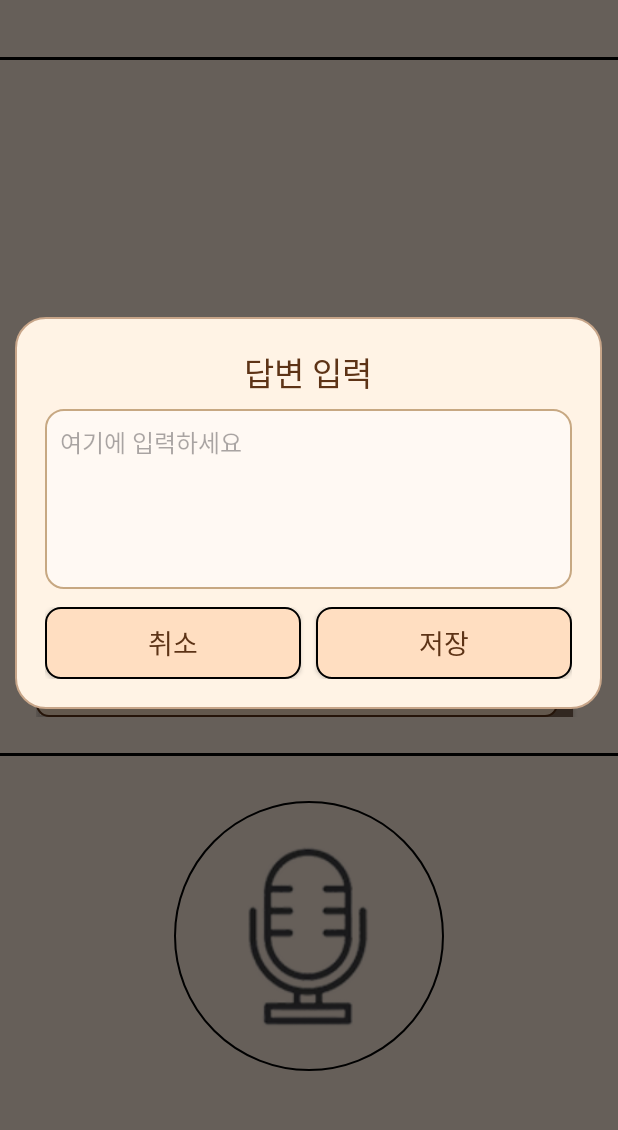
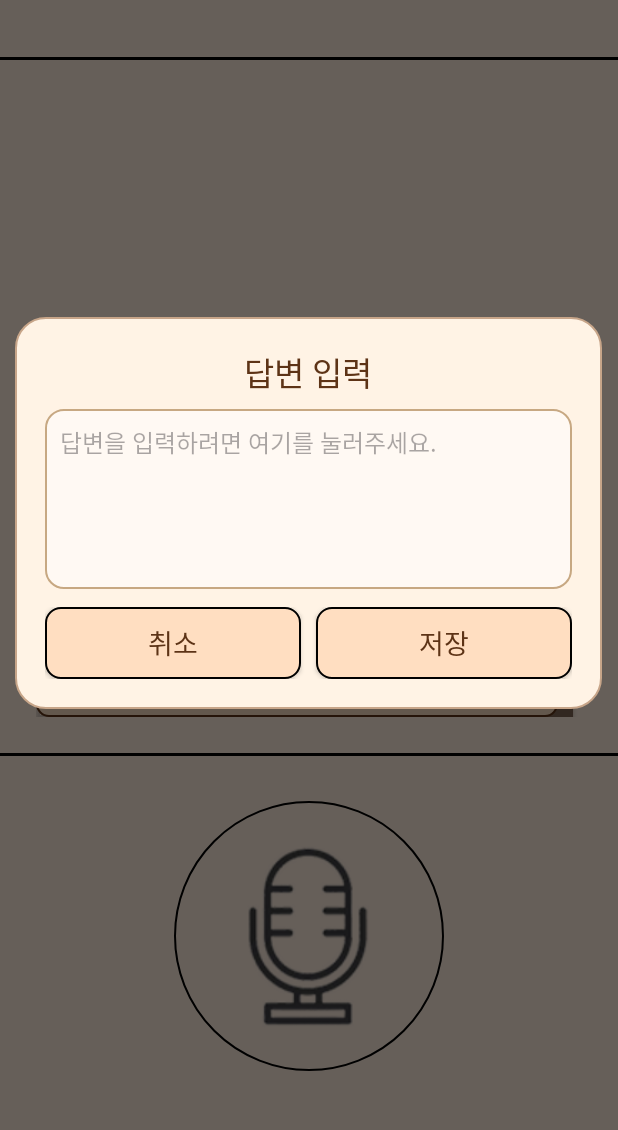
Before and after one commit to decembix/photolog, an Android app: the ChatbotActivity screen opened directly, with no data from a screen before it, after a tap on "답변을 입력하려면 여기를 눌러주세요.", on a phone screen of 412 x 824 dp, the part 105-1235 px from its top. Run offline under Robolectric (Android 15) with nearby library versions, the phone set to English and light mode, and no system bars; pictures from the network do not load; 1 statement that could not run was skipped.

Commit message:
덮어쓰기 위한 commit

```diff
--- /dev/null
+++ b/app/src/main/java/com/example/photolog_front/ApiService.java
@@ -0,0 +1,13 @@
+package com.example.photolog_front;
+
+import com.google.gson.JsonObject;
+
+import okhttp3.ResponseBody;
+import retrofit2.Call;
+import retrofit2.http.Body;
+import retrofit2.http.POST;
+
+public interface ApiService {
+    @POST("/api/chat")
+    Call<ResponseBody> sendUserMessage(@Body JsonObject body);
+}
--- a/app/src/main/java/com/example/photolog_front/ChatAdapter.java
+++ b/app/src/main/java/com/example/photolog_front/ChatAdapter.java
@@ -7,8 +7,10 @@ import android.view.View;
 import android.view.ViewGroup;
 import android.widget.ImageView;
 import android.widget.TextView;
+
 import androidx.annotation.NonNull;
 import androidx.recyclerview.widget.RecyclerView;
+
 import java.util.List;
 
 public class ChatAdapter extends RecyclerView.Adapter<ChatAdapter.BaseViewHolder> {
@@ -53,7 +55,6 @@ public class ChatAdapter extends RecyclerView.Adapter<ChatAdapter.BaseViewHolder
             ((AiQuestionViewHolder) holder).bind(message.getText());
         } else if (holder instanceof UserAnswerViewHolder) {
             ((UserAnswerViewHolder) holder).bind(message.getText());
-            // 클릭 리스너는 ViewHolder의 bind 메소드에서 직접 처리하므로 여기서는 제거
         }
     }
 
@@ -62,16 +63,13 @@ public class ChatAdapter extends RecyclerView.Adapter<ChatAdapter.BaseViewHolder
         return messageList.size();
     }
 
-    // 1. 모든 ViewHolder의 부모가 될 BaseViewHolder 생성
+    // 모든 ViewHolder의 부모
     abstract static class BaseViewHolder extends RecyclerView.ViewHolder {
-        BaseViewHolder(@NonNull View itemView) {
-            super(itemView);
-        }
-        // bind 메소드의 파라미터 타입을 Object로 통일
+        BaseViewHolder(@NonNull View itemView) { super(itemView); }
         abstract void bind(Object data);
     }
 
-    // ImageViewHolder가 BaseViewHolder를 상속
+    // 📸 이미지 (첫 번째 질문 사진)
     static class ImageViewHolder extends BaseViewHolder {
         ImageView imageView;
         ImageViewHolder(@NonNull View itemView) {
@@ -86,7 +84,7 @@ public class ChatAdapter extends RecyclerView.Adapter<ChatAdapter.BaseViewHolder
         }
     }
 
-    // AiQuestionViewHolder가 BaseViewHolder를 상속
+    // 💬 AI 질문 말풍선
     static class AiQuestionViewHolder extends BaseViewHolder {
         TextView textView;
         AiQuestionViewHolder(@NonNull View itemView) {
@@ -101,7 +99,7 @@ public class ChatAdapter extends RecyclerView.Adapter<ChatAdapter.BaseViewHolder
         }
     }
 
-    // UserAnswerViewHolder가 BaseViewHolder를 상속 (수정된 부분)
+    // 🙋 사용자 답변 말풍선
     static class UserAnswerViewHolder extends BaseViewHolder {
         TextView tv;
         UserAnswerViewHolder(@NonNull View itemView) {
@@ -111,14 +109,24 @@ public class ChatAdapter extends RecyclerView.Adapter<ChatAdapter.BaseViewHolder
 
         @Override
         void bind(Object data) {
-            if (data instanceof String) tv.setText((String) data);
+            if (data instanceof String)
+                tv.setText((String) data);
 
-            // ViewHolder 자체에서 클릭 리스너를 설정
+            // 클릭 → 텍스트 입력 다이얼로그 표시
             itemView.setOnClickListener(v -> {
                 Context c = v.getContext();
                 if (c instanceof ChatbotActivity) {
-                    // ChatbotActivity의 showTextInputDialog를 호출
-                    ((ChatbotActivity) c).showTextInputDialog(tv.getText().toString());
+                    ChatbotActivity activity = (ChatbotActivity) c;
+
+                    // 다이얼로그를 띄워 사용자가 입력하면
+                    activity.showCustomInputDialog(
+                            "답변 입력",
+                            tv.getText().toString(),
+                            text -> {
+                                // ✅ 입력 완료 시, ChatbotActivity의 addUserAnswer(String, String) 호출
+                                activity.addUserAnswer(text, "text");
+                            }
+                    );
                 }
             });
         }
--- a/app/src/main/java/com/example/photolog_front/ChatbotActivity.java
+++ b/app/src/main/java/com/example/photolog_front/ChatbotActivity.java
@@ -7,10 +7,10 @@ import android.content.pm.PackageManager;
 import android.net.Uri;
 import android.os.Bundle;
 import android.speech.RecognizerIntent;
+import android.util.Log;
 import android.view.View;
 import android.widget.EditText;
 import android.widget.ImageButton;
-import android.widget.LinearLayout;
 import android.widget.TextView;
 
 import androidx.activity.result.ActivityResultLauncher;
@@ -22,9 +22,17 @@ import androidx.core.content.ContextCompat;
 import androidx.recyclerview.widget.LinearLayoutManager;
 import androidx.recyclerview.widget.RecyclerView;
 
+import com.google.gson.JsonObject;
+
 import java.util.ArrayList;
 import java.util.List;
-import java.util.Locale;
+
+import okhttp3.ResponseBody;
+import retrofit2.Call;
+import retrofit2.Callback;
+import retrofit2.Response;
+import retrofit2.Retrofit;
+import retrofit2.converter.gson.GsonConverterFactory;
 
 public class ChatbotActivity extends AppCompatActivity {
 
@@ -45,7 +53,8 @@ public class ChatbotActivity extends AppCompatActivity {
                             ArrayList<String> results = result.getData().getStringArrayListExtra(RecognizerIntent.EXTRA_RESULTS);
                             if (results != null && !results.isEmpty()) {
                                 String recognizedText = results.get(0);
-                                addUserAnswer(recognizedText);
+                                // 음성 입력 구분
+                                addUserAnswer(recognizedText, "voice");
                             }
                         }
                     }
@@ -112,7 +121,6 @@ public class ChatbotActivity extends AppCompatActivity {
         dialog.show();
     }
 
-
     private void startSpeechRecognition() {
         Intent intent = new Intent(RecognizerIntent.ACTION_RECOGNIZE_SPEECH);
         intent.putExtra(RecognizerIntent.EXTRA_LANGUAGE_MODEL, RecognizerIntent.LANGUAGE_MODEL_FREE_FORM);
@@ -131,7 +139,13 @@ public class ChatbotActivity extends AppCompatActivity {
         return true;
     }
 
+    // 기본 버전 (텍스트 입력용)
     public void addUserAnswer(String text) {
+        addUserAnswer(text, "text"); // 기본은 텍스트 입력
+    }
+
+    // 오버로딩된 버전 (음성/텍스트 구분)
+    public void addUserAnswer(String text, String inputType) {
         int lastUserIndex = -1;
         for (int i = messageList.size() - 1; i >= 0; i--) {
             if (messageList.get(i).getViewType() == ChatMessage.VIEW_TYPE_USER_ANSWER) {
@@ -151,12 +165,14 @@ public class ChatbotActivity extends AppCompatActivity {
         }
 
         answerCount++;
-
         if (answerCount >= MIN_ANSWERS) {
             btnFinishChat.setEnabled(true);
             btnFinishChat.setVisibility(View.VISIBLE);
             btnFinishChat.setAlpha(1f);
         }
+
+        // 서버로 전송 (inputType 포함)
+        sendMessageToServer(text, inputType);
 
         chatRecyclerView.postDelayed(() -> {
             String nextQuestion = generateNextQuestion();
@@ -178,16 +194,34 @@ public class ChatbotActivity extends AppCompatActivity {
         return sampleQuestions[index];
     }
 
-    // 커스텀 입력창 사용
-    public void showTextInputDialog(String currentText) {
-        showCustomInputDialog(
-                "답변 입력",
-                currentText.equals("답변을 입력하려면 여기를 눌러주세요.") ? "" : currentText,
-                this::addUserAnswer
-        );
+    private void sendMessageToServer(String text, String inputType) {
+        JsonObject body = new JsonObject();
+        body.addProperty("input_type", inputType);
+        body.addProperty("content", text);
+
+        Retrofit retrofit = new Retrofit.Builder()
+                .baseUrl("https://your-backend-url.com/") // 실제 백엔드 주소로 교체
+                .addConverterFactory(GsonConverterFactory.create())
+                .build();
+
+        ApiService api = retrofit.create(ApiService.class);
+        api.sendUserMessage(body).enqueue(new Callback<ResponseBody>() {
+            @Override
+            public void onResponse(Call<ResponseBody> call, Response<ResponseBody> response) {
+                if (response.isSuccessful()) {
+                    Log.d("Chatbot", "✅ 서버 응답 성공: " + response.message());
+                } else {
+                    Log.e("Chatbot", "❌ 서버 응답 실패: " + response.code());
+                }
+            }
+
+            @Override
+            public void onFailure(Call<ResponseBody> call, Throwable t) {
+                Log.e("Chatbot", "🚨 서버 전송 실패: " + t.getMessage());
+            }
+        });
     }
 
-    // 일기 결과 화면으로 이동
     private void goToDiaryResult() {
         ArrayList<String> answers = new ArrayList<>();
         for (ChatMessage msg : messageList) {
@@ -212,9 +246,7 @@ public class ChatbotActivity extends AppCompatActivity {
 
         startActivity(intent);
     }
-
-    // 포토로그 감성 커스텀 입력 다이얼로그
-    private void showCustomInputDialog(String title, String defaultText, OnSaveListener listener) {
+    void showCustomInputDialog(String title, String defaultText, OnSaveListener listener) {
         View dialogView = getLayoutInflater().inflate(R.layout.dialog_edit_custom, null);
         TextView tvTitle = dialogView.findViewById(R.id.tv_dialog_title);
         EditText etInput = dialogView.findViewById(R.id.et_dialog_input);
@@ -222,7 +254,14 @@ public class ChatbotActivity extends AppCompatActivity {
         AppCompatButton btnSave = dialogView.findViewById(R.id.btn_save);
 
         tvTitle.setText(title);
-        etInput.setText(defaultText);
+
+        // 수정
+        if (defaultText.equals("답변을 입력하려면 여기를 눌러주세요.") || defaultText.isEmpty()) {
+            etInput.setHint("답변을 입력하려면 여기를 눌러주세요.");
+            etInput.setText("");
+        } else {
+            etInput.setText(defaultText);
+        }
 
         AlertDialog dialog = new AlertDialog.Builder(this)
                 .setView(dialogView)
--- a/app/src/main/java/com/example/photolog_front/SignupActivity.java
+++ b/app/src/main/java/com/example/photolog_front/SignupActivity.java
@@ -5,9 +5,7 @@ import android.os.Bundle;
 import android.view.View;
 import android.widget.CheckBox;
 import android.widget.LinearLayout;
-
 import androidx.appcompat.app.AppCompatActivity;
-
 
 public class SignupActivity extends AppCompatActivity {
     CheckBox chkAll, chkUse, chkPrivacy, chkAd;
@@ -35,7 +33,7 @@ public class SignupActivity extends AppCompatActivity {
         chkPrivacy.setOnCheckedChangeListener((buttonView, isChecked) -> updateAllChecked());
         chkAd.setOnCheckedChangeListener((buttonView, isChecked) -> updateAllChecked());
 
-        // 🟤 포토로그 로고 클릭 시 로그인 화면 이동
+        // 포토로그 로고 클릭 시 로그인 화면 이동
         LinearLayout logoLayout = findViewById(R.id.logoLayout);
         logoLayout.setOnClickListener(v -> {
             Intent intent = new Intent(SignupActivity.this, LoginActivity.class);
```
Also changed, not shown: app/build.gradle.kts (+7 -0 lines).
